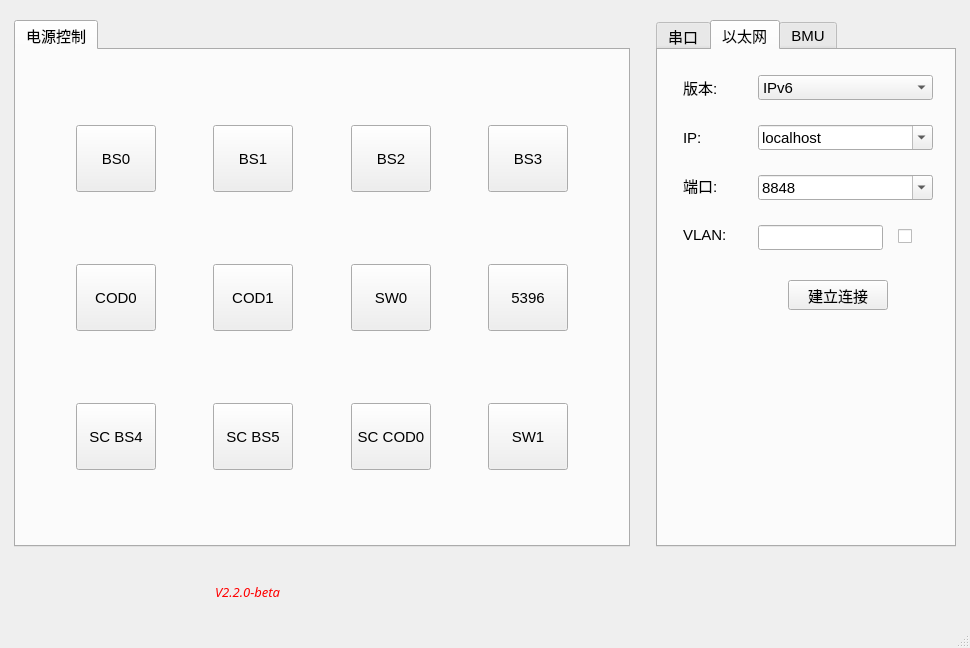
Qt form new_mainwindows.ui (flamboyante/file-tools) before a commit.
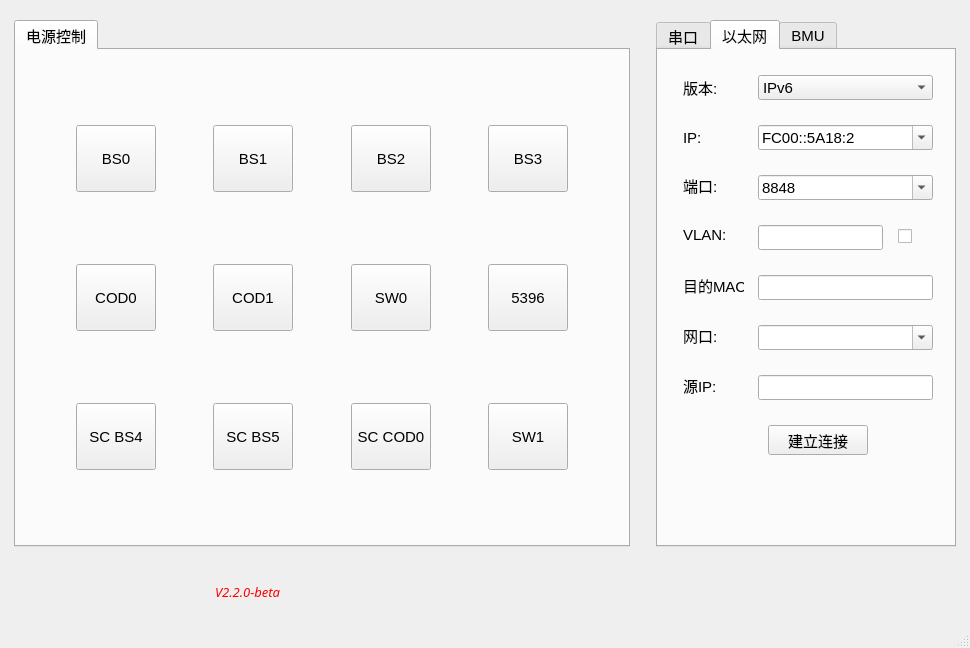
The same form after that commit. The open tabs and pages were chosen to show the change. Icons and pictures are not drawn. Custom widgets are drawn as their Qt base class.

What changed in the file:
```diff
--- a/new_mainwindows.ui
+++ b/new_mainwindows.ui
@@ -369,12 +369,7 @@
             </property>
             <item>
              <property name="text">
-              <string>localhost</string>
-             </property>
-            </item>
-            <item>
-             <property name="text">
-              <string>FC80:0426:0201:0000:0000:0000:5A18:0003</string>
+              <string>FC00::5A18:2</string>
              </property>
             </item>
             <item>
@@ -435,8 +430,8 @@
            <widget class="PrimaryPushButton" name="primaryPushBtn_ethConnect">
             <property name="geometry">
              <rect>
-              <x>130</x>
-              <y>230</y>
+              <x>110</x>
+              <y>375</y>
               <width>100</width>
               <height>30</height>
              </rect>
@@ -486,6 +481,96 @@
              <string/>
             </property>
            </widget>
+           <widget class="QLabel" name="label_8">
+            <property name="geometry">
+             <rect>
+              <x>25</x>
+              <y>225</y>
+              <width>61</width>
+              <height>20</height>
+             </rect>
+            </property>
+            <property name="font">
+             <font>
+              <pointsize>11</pointsize>
+             </font>
+            </property>
+            <property name="text">
+             <string>目的MAC:</string>
+            </property>
+           </widget>
+           <widget class="QLineEdit" name="lineEdit_DstMac">
+            <property name="geometry">
+             <rect>
+              <x>100</x>
+              <y>225</y>
+              <width>175</width>
+              <height>25</height>
+             </rect>
+            </property>
+           </widget>
+           <widget class="QLabel" name="label_9">
+            <property name="geometry">
+             <rect>
+              <x>25</x>
+              <y>275</y>
+              <width>61</width>
+              <height>20</height>
+             </rect>
+            </property>
+            <property name="font">
+             <font>
+              <pointsize>11</pointsize>
+             </font>
+            </property>
+            <property name="text">
+             <string>网口:</string>
+            </property>
+           </widget>
+           <widget class="QComboBox" name="comboBox_iface">
+            <property name="geometry">
+             <rect>
+              <x>100</x>
+              <y>275</y>
+              <width>175</width>
+              <height>25</height>
+             </rect>
+            </property>
+            <property name="editable">
+             <bool>true</bool>
+            </property>
+            <property name="currentIndex">
+             <number>-1</number>
+            </property>
+           </widget>
+           <widget class="QLabel" name="label_10">
+            <property name="geometry">
+             <rect>
+              <x>25</x>
+              <y>325</y>
+              <width>61</width>
+              <height>20</height>
+             </rect>
+            </property>
+            <property name="font">
+             <font>
+              <pointsize>11</pointsize>
+             </font>
+            </property>
+            <property name="text">
+             <string>源IP:</string>
+            </property>
+           </widget>
+           <widget class="QLineEdit" name="lineEdit_SrcIp">
+            <property name="geometry">
+             <rect>
+              <x>100</x>
+              <y>325</y>
+              <width>175</width>
+              <height>25</height>
+             </rect>
+            </property>
+           </widget>
           </widget>
           <widget class="QWidget" name="tab_bmu">
            <attribute name="title">
```
Left out of the diff: 7 changed lines with no effect on the pictures.
